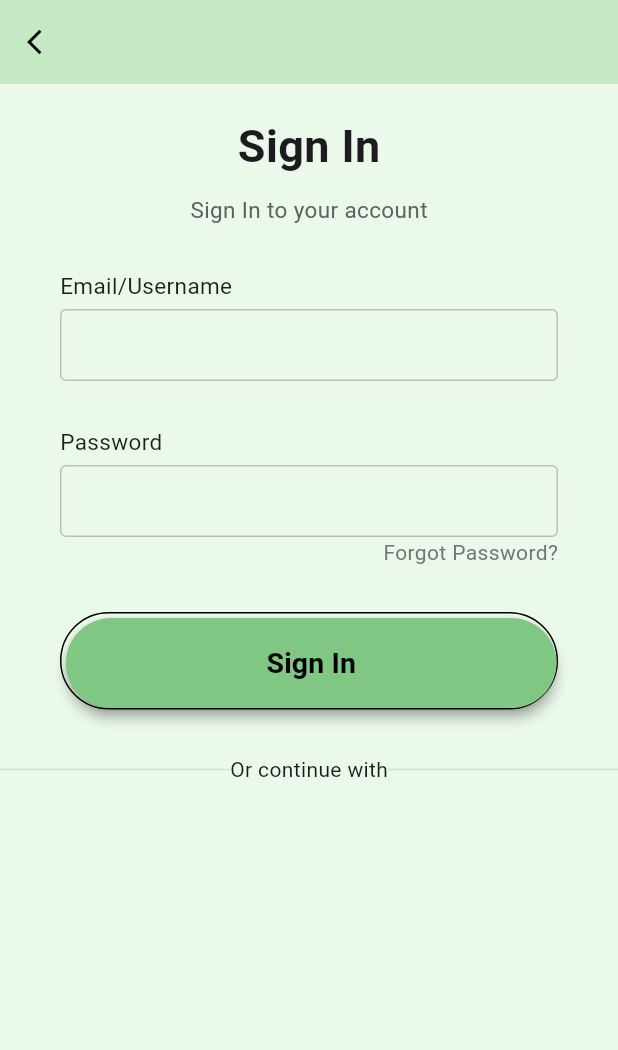
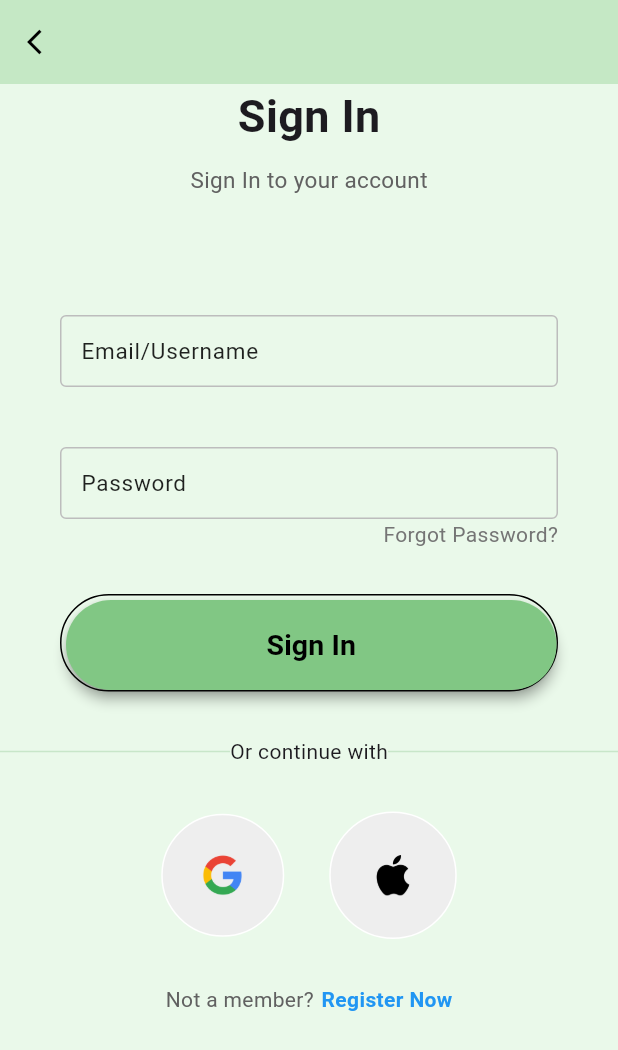
Before and after one commit to DhruvShetty4474/Airbeb, a Flutter app: the screen it shows after launch, on a phone screen of 412 x 824 dp. Shown: the top 1050 px of the screen. Run offline on Flutter 3.47's test engine with Material 3 defaults, Android fonts, the phone set to English and light mode, and no system bars; our stand-ins replace cloud_firestore, firebase_auth, firebase_core; accounts and stored records are empty.

Commit message:
Have Done Email Authetication

```diff
--- /dev/null
+++ b/lib/Authetication/AuthPage.dart
@@ -0,0 +1,45 @@
+import 'dart:developer';
+
+import 'package:airbeb/Screen/HomeScreen.dart';
+import 'package:firebase_auth/firebase_auth.dart';
+import 'package:flutter/material.dart';
+
+import '../Screen/login_screen.dart';
+
+class AuthPage extends StatelessWidget {
+  const AuthPage({super.key});
+
+  @override
+  Widget build(BuildContext context) {
+    return Scaffold(
+      body: StreamBuilder<User?>(
+        stream: FirebaseAuth.instance.authStateChanges(),
+        builder: (context, snapshot) {
+          // Log the connection state to check if it's waiting or done
+          if (snapshot.connectionState == ConnectionState.waiting) {
+            return const Center(child: CircularProgressIndicator());
+          }
+
+          if (snapshot.hasError) {
+            return Center(
+              child: Text('An error occurred: ${snapshot.error}'),
+            );
+          }
+
+          // Check user authentication state
+          if (snapshot.hasData) {
+            var data = snapshot.data;
+            log('snapshot data: $data');
+            // User is logged in
+            return  Homescreen();
+          } else {
+            // User is not logged in
+            var data = snapshot.data;
+            log('snapshot data: $data');
+            return loginScreen();
+          }
+        },
+      ),
+    );
+  }
+}
--- /dev/null
+++ b/lib/Authetication/login_Auth.dart
@@ -0,0 +1,16 @@
+import 'package:firebase_auth/firebase_auth.dart';
+import 'package:flutter/material.dart';
+
+void LoginAuth(String email, String password, BuildContext context) async {
+  try {
+    // Attempt to sign in the user
+    await FirebaseAuth.instance.signInWithEmailAndPassword(
+        email: email, password: password);
+    // On successful login, no need to explicitly navigate; the StreamBuilder will handle the redirect
+  } catch (e) {
+    // Handle the login error (show a message or log it)
+    ScaffoldMessenger.of(context).showSnackBar(
+      SnackBar(content: Text('Login failed: ${e.toString()}')),
+    );
+  }
+}
--- /dev/null
+++ b/lib/Screen/HomeScreen.dart
@@ -0,0 +1,26 @@
+import 'package:firebase_auth/firebase_auth.dart';
+import 'package:flutter/material.dart';
+
+class Homescreen extends StatelessWidget {
+  const Homescreen({super.key});
+
+
+
+  void signUserOut(){
+    FirebaseAuth.instance.signOut();
+  }
+
+  @override
+  Widget build(BuildContext context) {
+    return  Scaffold(
+      appBar: AppBar(
+        actions: [
+          IconButton(onPressed: signUserOut, icon: Icon(Icons.logout))
+        ],
+      ),
+      body: const Center(
+        child: Text('Logged in..'),
+      ),
+    );
+  }
+}
--- a/lib/Screen/login_screen.dart
+++ b/lib/Screen/login_screen.dart
@@ -1,10 +1,17 @@
-import 'package:flutter/foundation.dart';
+import 'dart:developer';
+
 import 'package:flutter/material.dart';
-
+import '../Authetication/login_Auth.dart';
 import '../UI components/Welcome_Login_SignUp UI components/buttons.dart';
+import '../UI components/Welcome_Login_SignUp UI components/login_google_apple_icon.dart';
+import '../UI components/Welcome_Login_SignUp UI components/textField.dart';
 
 class loginScreen extends StatefulWidget {
-  const loginScreen({super.key});
+
+  loginScreen({super.key,});
+  //text editing controllers...
+  final UserName_Email_Controller = TextEditingController();
+  final PasswordController = TextEditingController();
 
   @override
   State<loginScreen> createState() => _loginScreenState();
@@ -19,30 +26,34 @@ class _loginScreenState extends State<loginScreen> {
       appBar: AppBar(
         elevation: 0,
         backgroundColor: const Color(0xFFC5E8C5),
+        // Arrow button ( have to make it center)
         leading: IconButton(
             onPressed: (){
               // Navigator.pop(context);
             },
-            icon: Icon(Icons.arrow_back_ios, size: 20, color: Colors.black,)),
+            icon: const Icon(Icons.arrow_back_ios, size: 20, color: Colors.black,)),
       ),
-      body: Container(
+
+
+      body: SizedBox(
         height: MediaQuery.of(context).size.height,
         width: double.infinity,
+        child: SingleChildScrollView(
           child: Column(
+            mainAxisAlignment: MainAxisAlignment.center,
             children: [
               //Sign in Text label
               Column(
-              mainAxisAlignment: MainAxisAlignment.spaceEvenly,
                 children: [
-                SizedBox(height: 20,),
-                Text(
+                  // const SizedBox(height: 20,),
+                  const Text(
                     "Sign In",
                     style: TextStyle(
                       fontSize: 30,
                       fontWeight: FontWeight.bold
                     ),
                   ),
-                SizedBox(height: 10,),
+                  const SizedBox(height: 10,),
                   Text(
                     "Sign In to your account",
                     style: TextStyle(
@@ -54,16 +65,20 @@ class _loginScreenState extends State<loginScreen> {
               ),
 
 
-            SizedBox(height: 30,),
+              const SizedBox(height: 30,),
 
               // Email and Password TextField
               Padding(
-                padding: EdgeInsets.symmetric(horizontal: 40),
+                  padding: const EdgeInsets.symmetric(horizontal: 40),
                 child: Column(
                   children: [
-                  makeInput(label: "Email/Username"),
-                  SizedBox(height: 30,),
-                  makeInput(label: "Password",obsecureText: true),
+                    // makeInput(label: "Email/Username"),
+                    const SizedBox(height: 50,),
+                    LoginTextField(hintText: "Email/Username",obsecureText: false, controller: widget.UserName_Email_Controller,),
+                    const SizedBox(height: 40,),
+
+                    // makeInput(label: "Password",obsecureText: true),
+                    LoginTextField(hintText: "Password",obsecureText: true, controller: widget.PasswordController,),
                     Row(
                       mainAxisAlignment: MainAxisAlignment.end,
                       children: [
@@ -76,14 +91,18 @@ class _loginScreenState extends State<loginScreen> {
                 ),
               ),
 
-            SizedBox(height: 30,),
+              const SizedBox(height: 30,),
 
               // sign in button
               Padding(
-              padding: EdgeInsets.symmetric(horizontal: 40),
-              child: WelcoomeScreenButton(
+                padding: const EdgeInsets.symmetric(horizontal: 40),
+                child: WelcomeScreenButton(
                   onTab: (){
-
+                    //need to be added....
+                    String email = widget.UserName_Email_Controller.text;
+                    String pass = widget.PasswordController.text;
+                    log('The email: $email and Pass: $pass');
+                    LoginAuth(email, pass, context);
                   },
                   label: 'Sign In',
                   backgroundColor: const Color(0xFF81C784),
@@ -112,45 +131,37 @@ class _loginScreenState extends State<loginScreen> {
                   ),
                 ],
               ),
-
-            //google
+              const SizedBox(height: 30,),
+              //google + apple sign in buttons...
+              const Row(
+                mainAxisAlignment: MainAxisAlignment.center,
+                children: [
+                  //google button
+                  LoginGoogleAppleIcon(ImagePath: 'assets/google_icon_login.png', size: 40,),
+                  const SizedBox(width: 30,),
+                  LoginGoogleAppleIcon(ImagePath: 'assets/apple-icon-login.png', size: 43,),
+                  //apple button
                 ],
+              ),
+              const SizedBox(height: 30,),
+              Row(
+                mainAxisAlignment: MainAxisAlignment.center,
+                children: [
+                Text('Not a member?',
+                style: TextStyle(
+                  color: Colors.grey[700],
+                ),),
+                const SizedBox(width: 5,),
+                const Text('Register Now',
+                style: TextStyle(
+                  color: Colors.blue,
+                  fontWeight: FontWeight.bold,
+                ),),
+              ],)
+            ],
+          ),
         ),
       ),
     );
   }
-
-
-
-
-  //TextField resuable..
-  Widget makeInput({label, obsecureText = false}){
-    return Column(
-      crossAxisAlignment: CrossAxisAlignment.start,
-      children: [
-        Text(
-          label,
-          style: TextStyle(
-            fontSize: 15,
-            fontWeight: FontWeight.w400,
-            color: Colors.black87,
-          ),
-        ),
-        SizedBox(height: 5,),
-        TextField(
-          obscureText: obsecureText,
-          decoration: InputDecoration(
-            contentPadding: EdgeInsets.symmetric(vertical: 0, horizontal: 10),
-            enabledBorder: OutlineInputBorder(
-              borderSide: BorderSide(color: Colors.grey[400]!),
-            ),
-            border: OutlineInputBorder(
-              borderSide: BorderSide(color: Colors.grey[400]!),
-            ),
-          ),
-        ),
-
-      ],
-    );
 }
-}
--- a/lib/Screen/welcome_Screen.dart
+++ b/lib/Screen/welcome_Screen.dart
@@ -1,15 +1,13 @@
-import 'package:flutter/foundation.dart';
+import 'dart:developer';
+
+import 'package:airbeb/Screen/login_screen.dart';
 import 'package:flutter/material.dart';
-
 import '../UI components/Welcome_Login_SignUp UI components/buttons.dart';
-
 class WelcomeScreen extends StatefulWidget {
   const WelcomeScreen({super.key});
-
   @override
   State<WelcomeScreen> createState() => _WelcomeScreenState();
 }
-
 class _WelcomeScreenState extends State<WelcomeScreen> {
   @override
   Widget build(BuildContext context) {
@@ -35,7 +33,7 @@ class _WelcomeScreenState extends State<WelcomeScreen> {
               ),
               Container(
                 height: MediaQuery.of(context).size.height / 3,
-                decoration: BoxDecoration(
+                decoration: const BoxDecoration(
                   image: DecorationImage(
                     image: AssetImage('assets/fingerprint_login.png'),
                   ),
@@ -43,63 +41,22 @@ class _WelcomeScreenState extends State<WelcomeScreen> {
               ),
               Column(
                 children: [
-
                   //LOGIN BUTTON...
-                  WelcoomeScreenButton(
+                  WelcomeScreenButton(
                     onTab: (){
-
+                      log('Logged in');
+                      Navigator.push(
+                        context,
+                        MaterialPageRoute(builder: (context) => loginScreen()),
+                      );
                     },
                     label: 'Sign In',
                     backgroundColor: const Color(0xFF81C784),
                     foregroundColor: Colors.black,
                   ),
-                  // Container(
-                  //   padding: const EdgeInsets.only(top: 3, left: 3),
-                  //   decoration: BoxDecoration(
-                  //     borderRadius: BorderRadius.circular(50),
-                  //     border: const Border(
-                  //       bottom: BorderSide(color: Colors.black),
-                  //       top: BorderSide(color: Colors.black),
-                  //       left: BorderSide(color: Colors.black),
-                  //       right: BorderSide(color: Colors.black),
-                  //     ),
-                  //   ),
-                  //
-                  //   child: WelcoomeScreenButton(
-                  //     onTab: (){
-                  //
-                  //     },
-                  //     label: 'Sign In',
-                  //     backgroundColor: const Color(0xFF81C784),
-                  //     foregroundColor: Colors.black,
-                  //   ),
-                  // ),
-
                   const SizedBox(height: 40,),
-
-
                   //SIGN UP BUTTON....
-                  // Container(
-                  //   padding: const EdgeInsets.only(top: 3, left: 3),
-                  //   decoration: BoxDecoration(
-                  //     borderRadius: BorderRadius.circular(50),
-                  //     border: const Border(
-                  //       bottom: BorderSide(color: Colors.black),
-                  //       top: BorderSide(color: Colors.black),
-                  //       left: BorderSide(color: Colors.black),
-                  //       right: BorderSide(color: Colors.black),
-                  //     ),
-                  //   ),
-                  //   child: WelcoomeScreenButton(
-                  //     onTab: (){
-                  //
-                  //     },
-                  //     label: 'Sign Up',
-                  //     backgroundColor: const Color(0xFFC8E6C9),
-                  //     foregroundColor: Colors.black,
-                  //   ),
-                  // ),
-                  WelcoomeScreenButton(
+                  WelcomeScreenButton(
                     onTab: (){
 
                     },
--- a/lib/UI components/Welcome_Login_SignUp UI components/buttons.dart
+++ b/lib/UI components/Welcome_Login_SignUp UI components/buttons.dart
@@ -3,16 +3,16 @@ import 'package:flutter/material.dart';
 
 // Have to make the button reusable.
 
-class WelcoomeScreenButton extends StatelessWidget
+class WelcomeScreenButton extends StatelessWidget
 {
-  final VoidCallback onTab;
+  final Function onTab;
   final String label;
   final Color backgroundColor;
   final Color foregroundColor;
 
 
 
-  const WelcoomeScreenButton({
+  const WelcomeScreenButton({
     super.key,
     required this.onTab,
     required this.label,
@@ -37,7 +37,7 @@ class WelcoomeScreenButton extends StatelessWidget
       ),
       child: ElevatedButton(
           onPressed: (){
-            onTab;
+            onTab();
           },
           style: ElevatedButton.styleFrom(
             minimumSize: const Size(double.infinity, 60),
@@ -47,10 +47,6 @@ class WelcoomeScreenButton extends StatelessWidget
             foregroundColor: foregroundColor,
             elevation: 3.5,
             shadowColor: Colors.grey[900],
-            // shape: RoundedRectangleBorder(
-            //   side: const BorderSide(color: Colors.black),
-            //   borderRadius: BorderRadius.circular(50),
-            // ),
           ),
           child: Text( label ,style: const TextStyle(
             // color: Colors.black,
--- /dev/null
+++ b/lib/UI components/Welcome_Login_SignUp UI components/login_google_apple_icon.dart
@@ -0,0 +1,29 @@
+import 'package:flutter/material.dart';
+
+class LoginGoogleAppleIcon extends StatelessWidget {
+  final String ImagePath;
+  final double size;
+  const LoginGoogleAppleIcon({super.key, required this.ImagePath, required this.size});
+
+  @override
+  Widget build(BuildContext context) {
+    return Container(
+      padding: const EdgeInsets.all(20),
+      decoration: BoxDecoration(
+
+        border: Border.all(
+            width: 1,
+            color: Colors.white),
+        borderRadius: BorderRadius.circular(100),
+        color: Colors.grey[200],
+
+      ),
+      child: Image.asset(
+        ImagePath,
+        height: size,
+        // fit: BoxFit.fill,
+      ),
+
+    );
+  }
+}
--- a/lib/UI components/Welcome_Login_SignUp UI components/textField.dart
+++ b/lib/UI components/Welcome_Login_SignUp UI components/textField.dart
@@ -0,0 +1,47 @@
+import 'package:flutter/material.dart';
+
+class LoginTextField extends StatelessWidget {
+  final TextEditingController controller ;
+  final String hintText;
+  final bool obsecureText;
+  const LoginTextField({super.key, required this.hintText,  required this.obsecureText, required this.controller});
+
+  @override
+  Widget build(BuildContext context) {
+    return Column(
+      crossAxisAlignment: CrossAxisAlignment.start,
+      children: [
+        // Text(
+        //   label,
+        //   style: const TextStyle(
+        //     fontSize: 15,
+        //     fontWeight: FontWeight.w400,
+        //     color: Colors.black87,
+        //   ),
+        // ),
+        //
+        // const SizedBox(height: 5,),
+        TextField(
+          controller: controller,
+          obscureText: obsecureText,
+          decoration: InputDecoration(
+            hintText: hintText,
+            hintStyle: const TextStyle(
+                            fontSize: 15,
+                            fontWeight: FontWeight.w400,
+                            color: Colors.black87,
+                            ),
+            contentPadding: const EdgeInsets.symmetric(vertical: 0, horizontal: 10),
+            enabledBorder: OutlineInputBorder(
+              borderSide: BorderSide(color: Colors.grey[400]!),
+            ),
+            border: OutlineInputBorder(
+              borderSide: BorderSide(color: Colors.grey[400]!),
+            ),
+          ),
+        ),
+
+      ],
+    );
+  }
+}
--- a/lib/main.dart
+++ b/lib/main.dart
@@ -1,3 +1,5 @@
+import 'package:airbeb/Authetication/AuthPage.dart';
+import 'package:airbeb/Screen/HomeScreen.dart';
 import 'package:airbeb/Screen/login_screen.dart';
 import 'package:firebase_core/firebase_core.dart';
 import 'package:flutter/material.dart';
@@ -7,23 +9,6 @@ import 'firebase_options.dart';
 
 Future<void> main() async {
   WidgetsFlutterBinding.ensureInitialized();
-  //
-  // if (kIsWeb) {
-  //   await Firebase.initializeApp(
-  //     options: const FirebaseOptions(
-  //       apiKey: "AIzaSyB4Qh42GC3wtJecbIwzEjF_8UQ0l9lhdG8",
-  //       authDomain: "airbebclone.firebaseapp.com",
-  //       projectId: "airbebclone",
-  //       storageBucket: "airbebclone.appspot.com",
-  //       messagingSenderId: "596111289080",
-  //       appId: "1:596111289080:web:75241bbe408f0e7b96690d",
-  //       measurementId: "G-NJG5FJMYT4",
-  //     ),
-  //   );
-  // } else {
-  //   await Firebase.initializeApp();
-  // }
-
   await Firebase.initializeApp(
     options: DefaultFirebaseOptions.currentPlatform,
   );
@@ -36,11 +21,14 @@ class MyApp extends StatelessWidget {
   // This widget is the root of your application.
   @override
   Widget build(BuildContext context) {
-    return MaterialApp(
+    return const MaterialApp(
       title: 'Flutter Demo',
       debugShowCheckedModeBanner: false,
       // home: WelcomeScreen(),
-      home: loginScreen(),
+      // home: loginScreen(),
+      home: AuthPage(),
+      // home: Homescreen(),
     );
+
   }
 }
--- a/pubspec.yaml
+++ b/pubspec.yaml
@@ -39,7 +39,6 @@ dependencies:
   cloud_firestore: ^5.5.0
   google_sign_in: ^6.2.2
   firebase_auth: ^5.3.3
-  flutter_any_logo: ^1.1.1
 
 dev_dependencies:
   flutter_test:
@@ -67,6 +66,8 @@ flutter:
   assets:
      - assets/fingerprint_login.png
      - assets/mobile_login_bro.png
+     - assets/google_icon_login.png
+     - assets/apple-icon-login.png
 
   # An image asset can refer to one or more resolution-specific "variants", see
   # https://flutter.dev/to/resolution-aware-images
```
Also changed, not shown: assets/apple-icon-login.png (added), assets/google_icon_login.png (added), pubspec.lock, 5 other files. Lines whose indentation alone changed are shown as unchanged.
